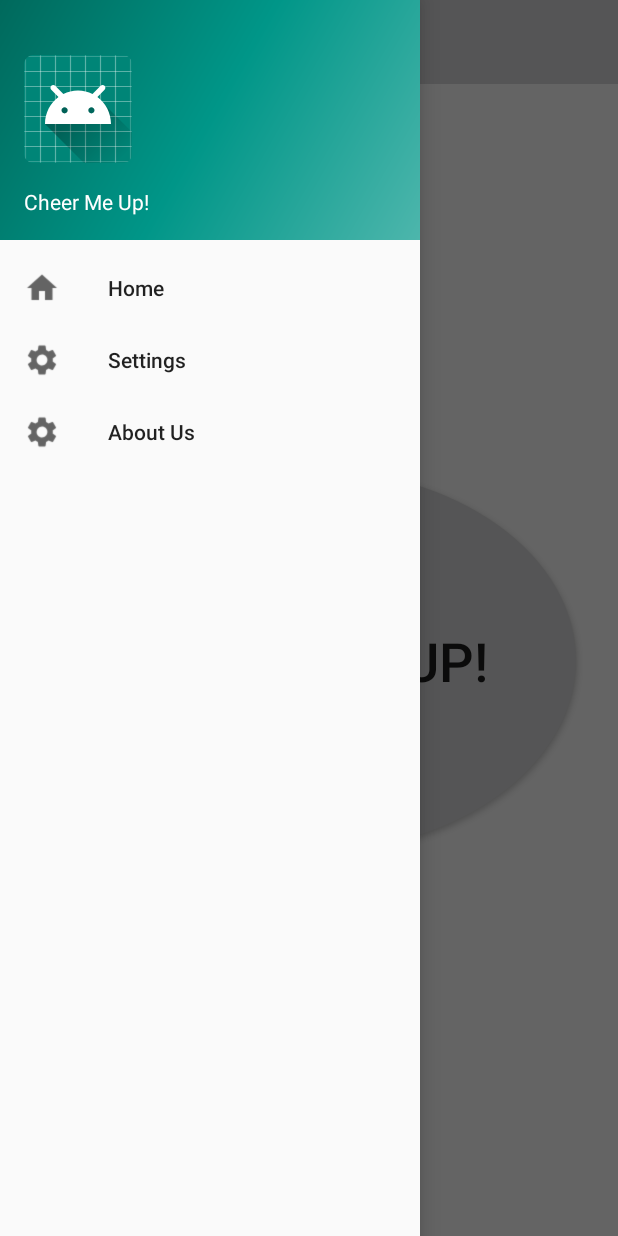
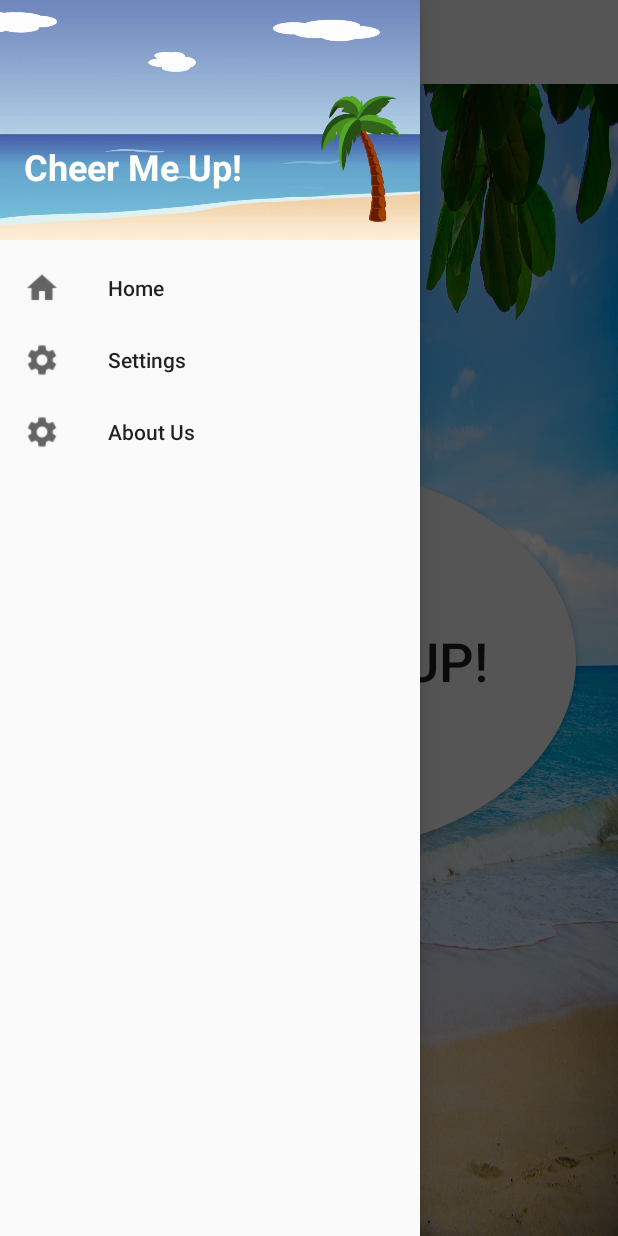
Before and after one commit to rbauwens/cheer-me-up, an Android app: the screen it shows after launch (MainActivity), with the side drawer open, on a phone screen of 412 x 824 dp. Run offline under Robolectric (Android 15) with nearby library versions, the phone set to English and light mode, and no system bars.

Commit message:
Change background images

```diff
--- a/app/src/main/res/layout/fragment_home.xml
+++ b/app/src/main/res/layout/fragment_home.xml
@@ -3,7 +3,10 @@
     xmlns:app="http://schemas.android.com/apk/res-auto"
     xmlns:tools="http://schemas.android.com/tools"
     android:layout_width="match_parent" android:layout_height="match_parent"
-    android:orientation="vertical" >
+    android:orientation="vertical"
+    android:background = "@drawable/beach_clouds">
+
+
 
     <Button
         android:id="@+id/button1"
--- a/app/src/main/res/layout/nav_header_main.xml
+++ b/app/src/main/res/layout/nav_header_main.xml
@@ -3,7 +3,7 @@
     xmlns:app="http://schemas.android.com/apk/res-auto"
     android:layout_width="match_parent"
     android:layout_height="@dimen/nav_header_height"
-    android:background="@drawable/side_nav_bar"
+    android:background="@drawable/beach_scene"
     android:gravity="bottom"
     android:orientation="vertical"
     android:paddingLeft="@dimen/activity_horizontal_margin"
@@ -12,19 +12,14 @@
     android:paddingBottom="@dimen/activity_vertical_margin"
     android:theme="@style/ThemeOverlay.AppCompat.Dark">
 
-    <ImageView
-        android:id="@+id/imageView"
-        android:layout_width="wrap_content"
-        android:layout_height="wrap_content"
-        android:contentDescription="@string/nav_header_desc"
-        android:paddingTop="@dimen/nav_header_vertical_spacing"
-        app:srcCompat="@mipmap/ic_launcher_round" />
-
     <TextView
-        android:layout_width="match_parent"
-        android:layout_height="wrap_content"
+        android:layout_width="160dp"
+        android:layout_height="65dp"
         android:paddingTop="@dimen/nav_header_vertical_spacing"
         android:text="@string/nav_header_title"
-        android:textAppearance="@style/TextAppearance.AppCompat.Body1" />
+        android:textAppearance="@style/TextAppearance.AppCompat.Body1"
+        android:textSize="24sp"
+        android:textStyle="bold"
+        android:typeface="sans" />
 
 </LinearLayout>
```
Also changed, not shown: app/src/main/res/drawable/beach_clouds.jpg (added), app/src/main/res/drawable/beach_scene.jpg (added).
